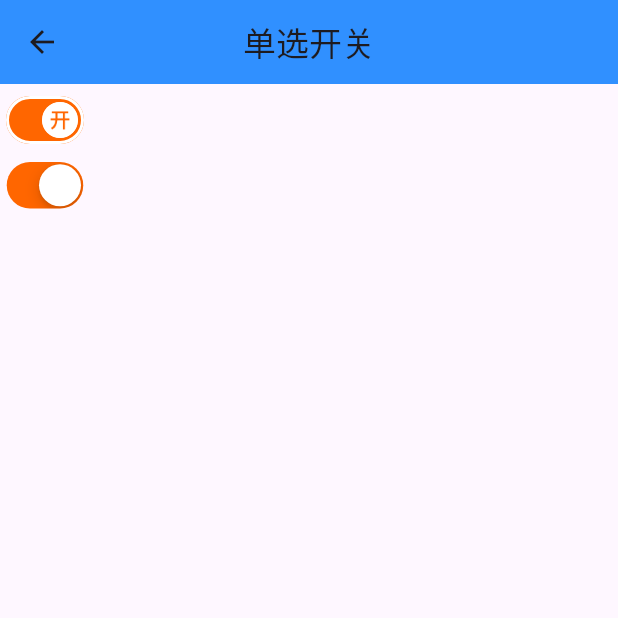
After one commit to hxj1062/myFlutter, a Flutter app: the SwitchEg screen opened directly, on a phone screen of 412 x 824 dp, the top half of it. The commit adds this screen. Run offline on Flutter 3.47's test engine with Material 3 defaults, Android fonts, the phone set to English and light mode, and no system bars; our stand-ins replace convex_bottom_bar, fluttertoast, image_picker, marquee, photo_view.

Commit message:
新添样式

```diff
--- a/lib/style/color_style.dart
+++ b/lib/style/color_style.dart
@@ -11,6 +11,7 @@ class ColorsStyle {
   static const Color c_FF7500 = Color(0xFFFF7500);
   static const Color c_FF6C00 = Color(0xFFFF6C00);
   static const Color c_FF5F27 = Color(0xFFFF5F27);
+  static const Color c_FF6600 = Color(0xFFFF6600);
   static const Color c_999999 = Color(0xFF999999);
   static const Color c_F4F6F8 = Color(0xFFF4F6F8);
   static const Color c_FFFFFF = Color(0xFFFFFFFF);
@@ -24,6 +25,7 @@ class ColorsStyle {
   static const Color c_FFF7EE = Color(0XFFFFF7EE);
   static const Color c_DEDEDE = Color(0XFFDEDEDE);
   static const Color c_E5E5E5 = Color(0xFFE5E5E5);
+  static const Color c_E4E5E6 = Color(0xFFE4E5E6);
   static const Color c_FFBFC2CB = Color(0xFFBFC2CB);
 
   static MaterialColor materialColor(Color color) {
--- /dev/null
+++ b/lib/views/switch_demo.dart
@@ -0,0 +1,60 @@
+import 'package:flutter/cupertino.dart';
+import 'package:flutter/material.dart';
+
+import '../style/color_style.dart';
+
+class SwitchEg extends StatefulWidget {
+  const SwitchEg({Key? key}) : super(key: key);
+
+  @override
+  State<SwitchEg> createState() => _SwitchEgState();
+}
+
+class _SwitchEgState extends State<SwitchEg> {
+  bool isSwitched = true; // 单选开关状态,
+  bool _switchValue = true; // 单选开关状态,
+  @override
+  Widget build(BuildContext context) {
+    return Scaffold(
+        appBar: AppBar(
+          elevation: 0.0,
+          centerTitle: true,
+          title: const Text("单选开关"),
+          backgroundColor: const Color(0xff3090FF),
+        ),
+        body: Column(
+          children: [
+            Offstage(
+              offstage: false,
+              child: Switch(
+                value: isSwitched,
+                onChanged: (bool value) {
+                  setState(() {
+                    isSwitched = value;
+                  });
+                },
+                activeTrackColor: ColorsStyle.c_FF6600,
+                inactiveTrackColor: ColorsStyle.c_E4E5E6,
+                trackOutlineColor: MaterialStateProperty.all(Colors.white),
+                activeThumbImage: AssetImage("assets/images/btn_open.png"),
+                inactiveThumbImage: AssetImage("assets/images/btn_close.png"),
+              ),
+            ),
+            Offstage(
+              offstage: false,
+              child: CupertinoSwitch(
+                value: _switchValue,
+                onChanged: (value) {
+                  setState(() {
+                    _switchValue = value;
+                  });
+                },
+                thumbColor: ColorsStyle.c_FFFFFF, // 设置开关的颜色
+                trackColor: ColorsStyle.c_E4E5E6,
+                activeColor: ColorsStyle.c_FF6600, // 设置开关激活时的颜色
+              ),
+            )
+          ],
+        ));
+  }
+}
--- a/lib/views/tab01_page.dart
+++ b/lib/views/tab01_page.dart
@@ -20,7 +20,7 @@ import 'change_machine_type_page.dart';
 import 'check_order.dart';
 import 'check_product_page.dart';
 import 'choice_page.dart';
-import 'demo_01.dart';
+import 'switch_demo.dart';
 import 'logistics_details.dart';
 import 'not_recorded_page.dart';
 
@@ -52,7 +52,7 @@ class _Tab01PageState extends State<Tab01Page> {
     Functions("查看验收单", "验收单", CheckOrderApp()),
     Functions("物流单", "物流单", LogisDetailPage()),
     Functions("点位详情", "点位详情", PointDetailsPage()),
-    Functions("demo", "demo", MyApp()),
+    Functions("单选开关", "开关用例", SwitchEg()),
     // Functions("付款日", "付款日", PaymentPage()),
   ];
 
```
Also changed, not shown: lib/views/demo_01.dart (deleted, +0 -57 lines), assets/images/btn_close.png (added), assets/images/btn_open.png (added).
